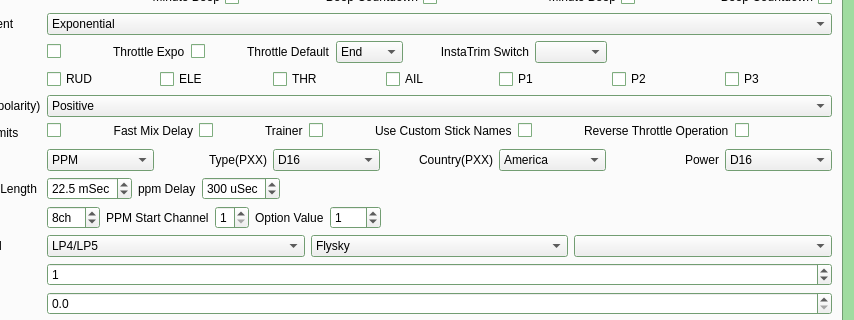
Above: eepe/eepe/src/modeledit.ui from hfan/mbtx before the change; both pictures show x 89 to 943 and y 249 to 569 of the 943 by 730 pixel window. Below: the same form after it.
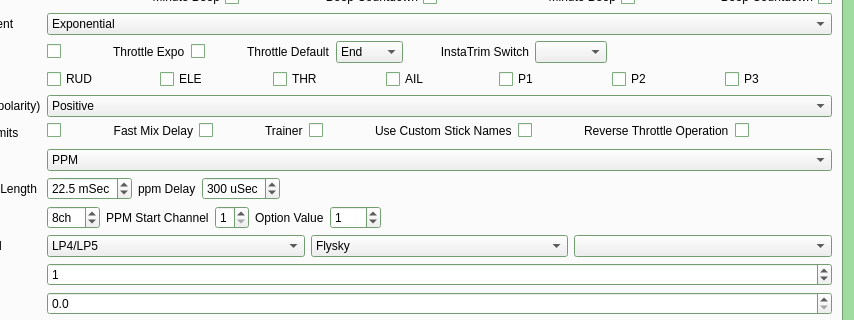
That is the form after the change. Icons and pictures are not drawn.

```diff
--- a/eepe/eepe/src/modeledit.ui
+++ b/eepe/eepe/src/modeledit.ui
@@ -780,25 +780,6 @@
        </item>
        <item row="10" column="1">
         <layout class="QGridLayout" name="gridLayout_10">
-         <item row="0" column="4">
-          <widget class="QComboBox" name="countryCB">
-           <item>
-            <property name="text">
-             <string>America</string>
-            </property>
-           </item>
-           <item>
-            <property name="text">
-             <string>Japan</string>
-            </property>
-           </item>
-           <item>
-            <property name="text">
-             <string>Europe</string>
-            </property>
-           </item>
-          </widget>
-         </item>
          <item row="0" column="0">
           <widget class="QComboBox" name="protocolCB">
            <item>
@@ -818,84 +799,6 @@
            </item>
           </widget>
          </item>
-         <item row="0" column="2">
-          <widget class="QComboBox" name="typeCB">
-           <item>
-            <property name="text">
-             <string>D16</string>
-            </property>
-           </item>
-           <item>
-            <property name="text">
-             <string>D8</string>
-            </property>
-           </item>
-           <item>
-            <property name="text">
-             <string>LR12</string>
-            </property>
-           </item>
-           <item>
-            <property name="text">
-             <string>R9M</string>
-            </property>
-           </item>
-          </widget>
-         </item>
-         <item row="0" column="3">
-          <widget class="QLabel" name="label_38">
-           <property name="text">
-            <string>Country(PXX)</string>
-           </property>
-           <property name="alignment">
-            <set>Qt::AlignRight|Qt::AlignTrailing|Qt::AlignVCenter</set>
-           </property>
-          </widget>
-         </item>
-         <item row="0" column="1">
-          <widget class="QLabel" name="label_37">
-           <property name="text">
-            <string>Type(PXX)</string>
-           </property>
-           <property name="alignment">
-            <set>Qt::AlignRight|Qt::AlignTrailing|Qt::AlignVCenter</set>
-           </property>
-          </widget>
-         </item>
-         <item row="0" column="6">
-          <widget class="QComboBox" name="R9MpowerCB">
-           <item>
-            <property name="text">
-             <string>D16</string>
-            </property>
-           </item>
-           <item>
-            <property name="text">
-             <string>D8</string>
-            </property>
-           </item>
-           <item>
-            <property name="text">
-             <string>LR12</string>
-            </property>
-           </item>
-           <item>
-            <property name="text">
-             <string>R9M</string>
-            </property>
-           </item>
-          </widget>
-         </item>
-         <item row="0" column="5">
-          <widget class="QLabel" name="label_R9Mpower">
-           <property name="text">
-            <string>Power</string>
-           </property>
-           <property name="alignment">
-            <set>Qt::AlignRight|Qt::AlignTrailing|Qt::AlignVCenter</set>
-           </property>
-          </widget>
-         </item>
         </layout>
        </item>
        <item row="11" column="0">
```
Left out of the diff: 5 changed lines with no effect on the pictures.
